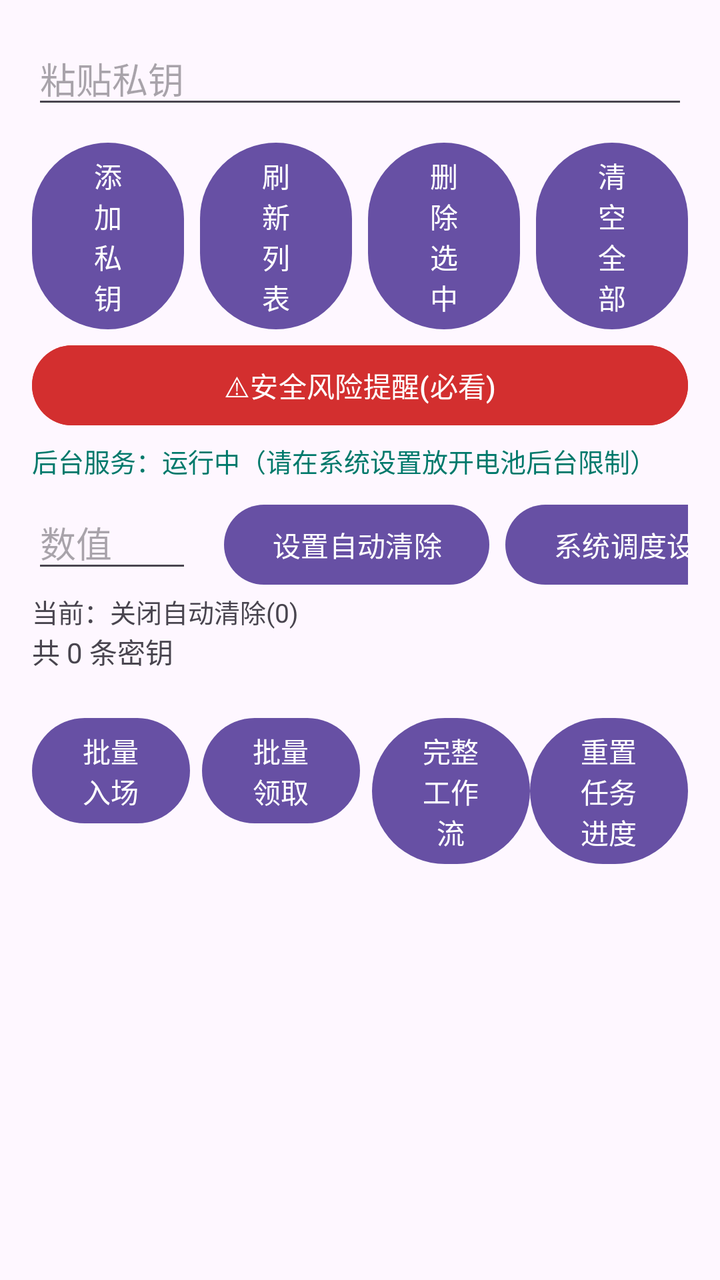
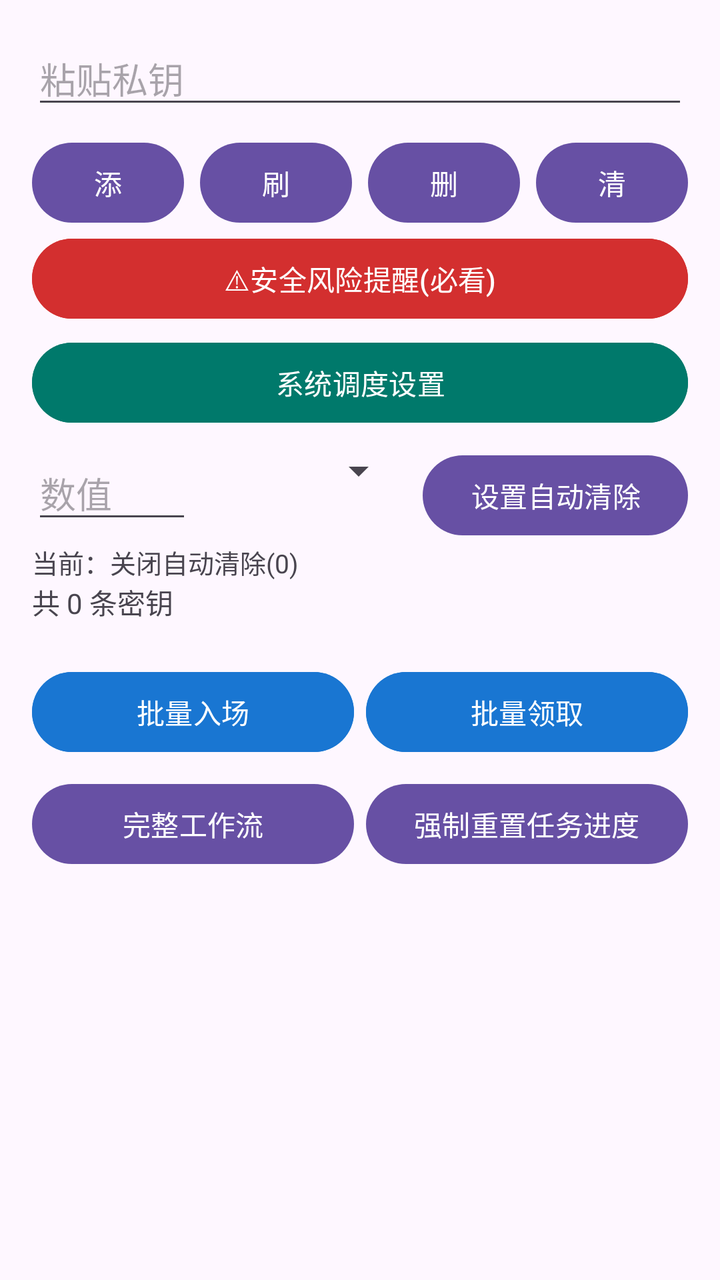

Before-and-after screenshots of an Android layout around one commit, followed by the original layout XML and the change that was made.
<!-- AndroidManifest.xml: application theme Theme.WlClient -->
<!-- res/layout/activity_main.xml -->
<?xml version="1.0" encoding="utf-8"?>
<LinearLayout xmlns:android="http://schemas.android.com/apk/res/android"
    android:id="@+id/main"
    android:layout_width="match_parent"
    android:layout_height="match_parent"
    android:orientation="vertical"
    android:padding="16dp">
    <EditText
        android:id="@+id/et_private_key"
        android:layout_width="match_parent"
        android:layout_height="wrap_content"
        android:hint="粘贴私钥"
        android:inputType="textNoSuggestions" />
    <LinearLayout
        android:layout_width="match_parent"
        android:layout_height="wrap_content"
        android:orientation="horizontal"
        android:layout_marginTop="8dp">
        <Button
            android:id="@+id/btn_add_key"
            android:layout_width="0dp"
            android:layout_height="wrap_content"
            android:layout_weight="1"
            android:text="添加私钥" />
        <View
            android:layout_width="8dp"
            android:layout_height="0dp" />
        <Button
            android:id="@+id/btn_refresh_list"
            android:layout_width="0dp"
            android:layout_height="wrap_content"
            android:layout_weight="1"
            android:text="刷新列表" />
        <View
            android:layout_width="8dp"
            android:layout_height="0dp" />
        <Button
            android:id="@+id/btn_remove_selected"
            android:layout_width="0dp"
            android:layout_height="wrap_content"
            android:layout_weight="1"
            android:text="删除选中" />
        <View
            android:layout_width="8dp"
            android:layout_height="0dp" />
        <Button
            android:id="@+id/btn_clear_all"
            android:layout_width="0dp"
            android:layout_height="wrap_content"
            android:layout_weight="1"
            android:text="清空全部" />
    </LinearLayout>
    
    <Button
        android:id="@+id/btn_security_warn"
        android:layout_width="match_parent"
        android:layout_height="wrap_content"
        android:backgroundTint="#D32F2F"
        android:textColor="#ffffff"
        android:text="⚠安全风险提醒(必看)" />

    
    <TextView
        android:id="@+id/tv_service_status"
        android:layout_width="match_parent"
        android:layout_height="wrap_content"
        android:text="后台服务：运行中（请在系统设置放开电池后台限制）"
        android:textSize="13sp"
        android:textColor="#00796B"
        android:layout_marginTop="4dp"/>

    
    <LinearLayout
        android:layout_width="match_parent"
        android:layout_height="wrap_content"
        android:orientation="horizontal"
        android:layout_marginTop="8dp">
        <EditText
            android:id="@+id/et_auto_clear_val"
            android:layout_width="80dp"
            android:layout_height="wrap_content"
            android:hint="数值"
            android:inputType="number" />
        <View
            android:layout_width="8dp"
            android:layout_height="0dp" />
        <Spinner
            android:id="@+id/sp_time_unit"
            android:layout_width="0dp"
            android:layout_height="wrap_content"
            android:layout_weight="1" />
        <View
            android:layout_width="8dp"
            android:layout_height="0dp" />
        <Button
            android:id="@+id/btn_set_auto_clear"
            android:layout_width="wrap_content"
            android:layout_height="wrap_content"
            android:text="设置自动清除" />
        <View
            android:layout_width="8dp"
            android:layout_height="0dp"/>
        <Button
            android:id="@+id/btn_sys_schedule_setting"
            android:layout_width="wrap_content"
            android:layout_height="wrap_content"
            android:text="系统调度设置"/>
    </LinearLayout>
    <TextView
        android:id="@+id/tv_auto_clear_status"
        android:layout_width="match_parent"
        android:layout_height="wrap_content"
        android:text="当前：关闭自动清除(0)"
        android:textSize="13sp" />
    <TextView
        android:id="@+id/tv_count_info"
        android:layout_width="match_parent"
        android:layout_height="wrap_content"
        android:text="共 0 条密钥" />
    <ListView
        android:id="@+id/lv_cipher_keys"
        android:layout_width="match_parent"
        android:layout_height="0dp"
        android:layout_weight="1" />
    <LinearLayout
        android:layout_width="match_parent"
        android:layout_height="wrap_content"
        android:orientation="horizontal"
        android:layout_marginTop="8dp">
        <Button
            android:id="@+id/btn_batch_enter"
            android:layout_width="0dp"
            android:layout_height="wrap_content"
            android:layout_weight="1"
            android:text="批量入场" />
        <View
            android:layout_width="6dp"
            android:layout_height="0dp" />
        <Button
            android:id="@+id/btn_batch_claim"
            android:layout_width="0dp"
            android:layout_height="wrap_content"
            android:layout_weight="1"
            android:text="批量领取" />
        <View
            android:layout_width="6dp"
            android:layout_height="0dp" />
        <Button
            android:id="@+id/btn_full_workflow"
            android:layout_width="0dp"
            android:layout_height="wrap_content"
            android:layout_weight="1"
            android:text="完整工作流" />
        <Button
            android:id="@+id/btn_reset_task"
            android:layout_width="0dp"
            android:layout_height="wrap_content"
            android:layout_weight="1"
            android:text="重置任务进度"/>

    </LinearLayout>
    <ScrollView
        android:layout_width="match_parent"
        android:layout_height="180dp"
        android:layout_marginTop="8dp">
        <TextView
            android:id="@+id/tv_log"
            android:layout_width="match_parent"
            android:layout_height="wrap_content" />
    </ScrollView>
</LinearLayout>
<!-- resources referenced by this layout -->
<resources>
  <style name="Theme.WlClient" parent="Base.Theme.WlClient" />
  <style name="Base.Theme.WlClient" parent="Theme.Material3.DayNight.NoActionBar">
          
          
      </style>
</resources>

<!-- the commit's change to res/layout/activity_main.xml (unified diff, before → after) -->
@@ -5,22 +5,26 @@
     android:layout_height="match_parent"
     android:orientation="vertical"
     android:padding="16dp">
+
     <EditText
         android:id="@+id/et_private_key"
         android:layout_width="match_parent"
         android:layout_height="wrap_content"
         android:hint="粘贴私钥"
         android:inputType="textNoSuggestions" />
+
     <LinearLayout
         android:layout_width="match_parent"
         android:layout_height="wrap_content"
         android:orientation="horizontal"
         android:layout_marginTop="8dp">
+
         <Button
             android:id="@+id/btn_add_key"
             android:layout_width="0dp"
             android:layout_height="wrap_content"
             android:layout_weight="1"
+            android:maxLines="1"
             android:text="添加私钥" />
         <View
             android:layout_width="8dp"
@@ -30,6 +34,7 @@
             android:layout_width="0dp"
             android:layout_height="wrap_content"
             android:layout_weight="1"
+            android:maxLines="1"
             android:text="刷新列表" />
         <View
             android:layout_width="8dp"
@@ -39,6 +44,7 @@
             android:layout_width="0dp"
             android:layout_height="wrap_content"
             android:layout_weight="1"
+            android:maxLines="1"
             android:text="删除选中" />
         <View
             android:layout_width="8dp"
@@ -48,8 +54,10 @@
             android:layout_width="0dp"
             android:layout_height="wrap_content"
             android:layout_weight="1"
+            android:maxLines="1"
             android:text="清空全部" />
     </LinearLayout>
+
     
     <Button
         android:id="@+id/btn_security_warn"
@@ -60,14 +68,15 @@
         android:text="⚠安全风险提醒(必看)" />
 
     
-    <TextView
-        android:id="@+id/tv_service_status"
+    <Button
+        android:id="@+id/btn_sys_schedule_setting"
         android:layout_width="match_parent"
         android:layout_height="wrap_content"
-        android:text="后台服务：运行中（请在系统设置放开电池后台限制）"
-        android:textSize="13sp"
-        android:textColor="#00796B"
-        android:layout_marginTop="4dp"/>
+        android:layout_marginTop="4dp"
+        android:backgroundTint="#00796B"
+        android:textColor="#ffffff"
+        android:maxLines="1"
+        android:text="系统调度设置" />
 
     
     <LinearLayout
@@ -75,6 +84,7 @@
         android:layout_height="wrap_content"
         android:orientation="horizontal"
         android:layout_marginTop="8dp">
+
         <EditText
             android:id="@+id/et_auto_clear_val"
             android:layout_width="80dp"
@@ -96,32 +106,30 @@
             android:id="@+id/btn_set_auto_clear"
             android:layout_width="wrap_content"
             android:layout_height="wrap_content"
+            android:maxLines="1"
             android:text="设置自动清除" />
-        <View
-            android:layout_width="8dp"
-            android:layout_height="0dp"/>
-        <Button
-            android:id="@+id/btn_sys_schedule_setting"
-            android:layout_width="wrap_content"
-            android:layout_height="wrap_content"
-            android:text="系统调度设置"/>
     </LinearLayout>
+
     <TextView
         android:id="@+id/tv_auto_clear_status"
         android:layout_width="match_parent"
         android:layout_height="wrap_content"
         android:text="当前：关闭自动清除(0)"
         android:textSize="13sp" />
+
     <TextView
         android:id="@+id/tv_count_info"
         android:layout_width="match_parent"
         android:layout_height="wrap_content"
         android:text="共 0 条密钥" />
+
     <ListView
         android:id="@+id/lv_cipher_keys"
         android:layout_width="match_parent"
         android:layout_height="0dp"
         android:layout_weight="1" />
+
+    
     <LinearLayout
         android:layout_width="match_parent"
         android:layout_height="wrap_content"
@@ -132,6 +140,9 @@
             android:layout_width="0dp"
             android:layout_height="wrap_content"
             android:layout_weight="1"
+            android:maxLines="1"
+            android:backgroundTint="#1976D2"
+            android:textColor="#ffffff"
             android:text="批量入场" />
         <View
             android:layout_width="6dp"
@@ -141,24 +152,38 @@
             android:layout_width="0dp"
             android:layout_height="wrap_content"
             android:layout_weight="1"
+            android:maxLines="1"
+            android:backgroundTint="#1976D2"
+            android:textColor="#ffffff"
             android:text="批量领取" />
-        <View
-            android:layout_width="6dp"
-            android:layout_height="0dp" />
+    </LinearLayout>
+
+    
+    <LinearLayout
+        android:layout_width="match_parent"
+        android:layout_height="wrap_content"
+        android:orientation="horizontal"
+        android:layout_marginTop="8dp">
         <Button
             android:id="@+id/btn_full_workflow"
             android:layout_width="0dp"
             android:layout_height="wrap_content"
             android:layout_weight="1"
+            android:maxLines="1"
             android:text="完整工作流" />
+        <View
+            android:layout_width="6dp"
+            android:layout_height="0dp" />
         <Button
             android:id="@+id/btn_reset_task"
             android:layout_width="0dp"
             android:layout_height="wrap_content"
             android:layout_weight="1"
-            android:text="重置任务进度"/>
+            android:maxLines="1"
+            android:ellipsize="end"
+            android:text="强制重置任务进度" />
+    </LinearLayout>
 
-    </LinearLayout>
     <ScrollView
         android:layout_width="match_parent"
         android:layout_height="180dp"
@@ -168,4 +193,5 @@
             android:layout_width="match_parent"
             android:layout_height="wrap_content" />
     </ScrollView>
+
 </LinearLayout>
